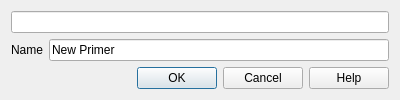
Above: src/plugins/pcr/src/ui/EditPrimerDialog.ui from violethaze74/ugene before the change. Below: the same form after it.
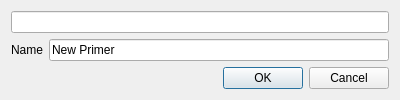
That is the form after the change. Custom widgets are drawn as their Qt base class.

Commit message: UGENE-256: added help buttons

Patch:
```diff
--- a/src/plugins/pcr/src/ui/EditPrimerDialog.ui
+++ b/src/plugins/pcr/src/ui/EditPrimerDialog.ui
@@ -48,7 +48,7 @@
       <enum>Qt::Horizontal</enum>
      </property>
      <property name="standardButtons">
-      <set>QDialogButtonBox::Cancel|QDialogButtonBox::Help|QDialogButtonBox::Ok</set>
+      <set>QDialogButtonBox::Cancel|QDialogButtonBox::Ok</set>
      </property>
     </widget>
    </item>
```
The commit also changes 8 other files.
